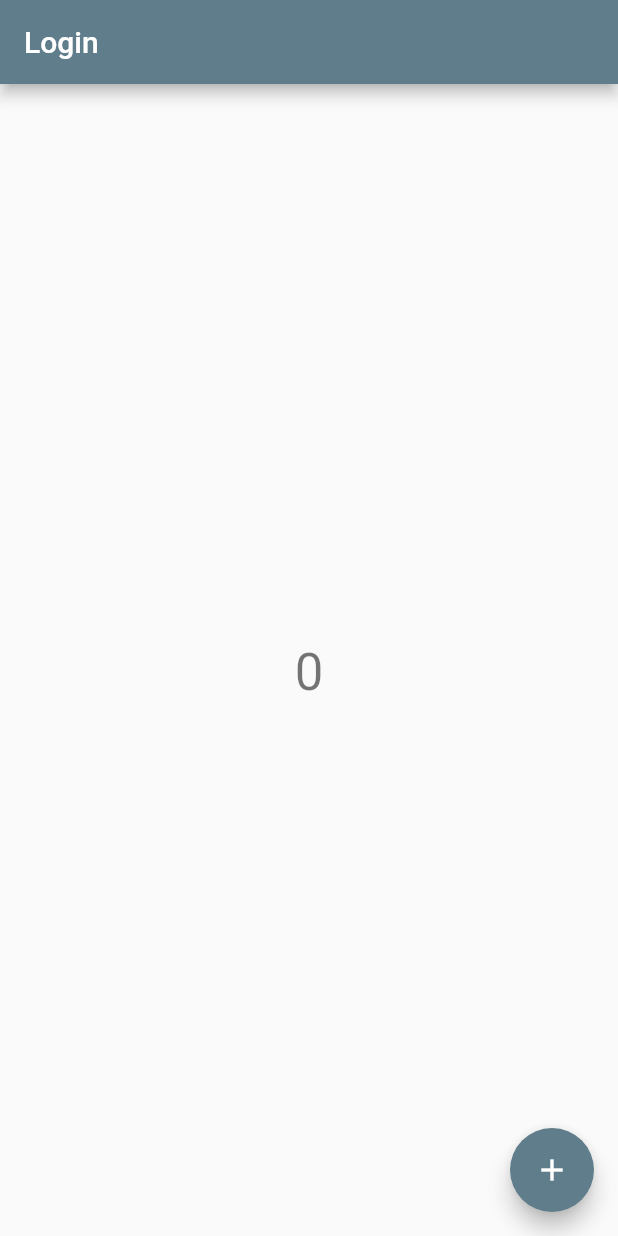
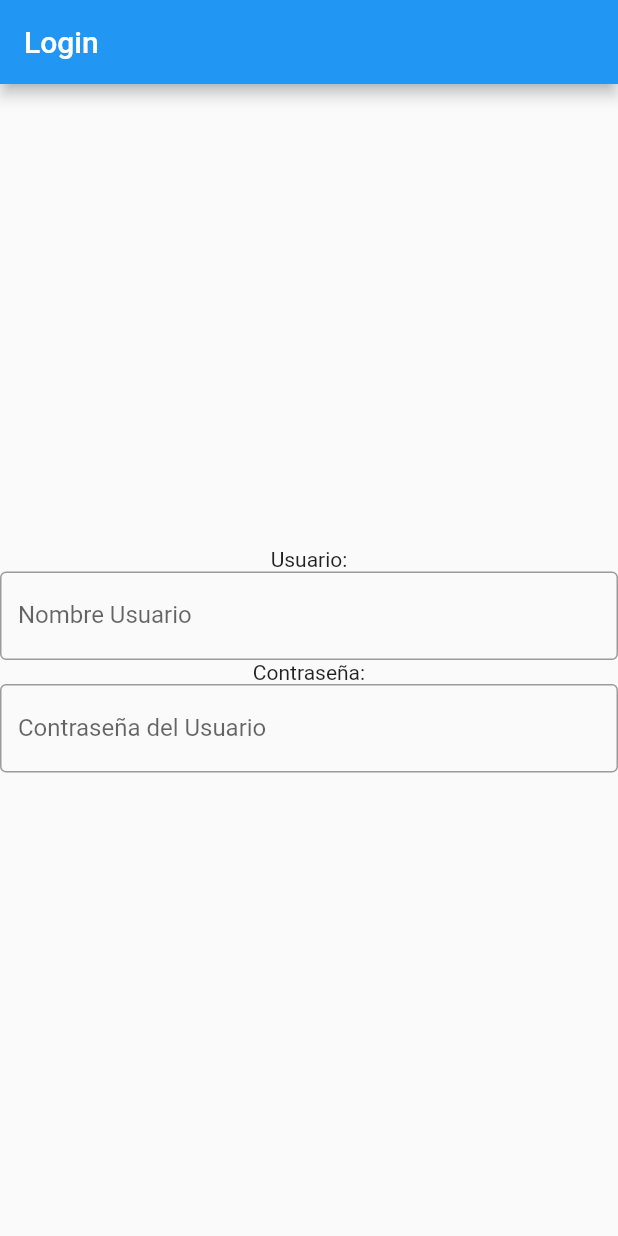
Before and after one commit to dasf88/dominiumapp, a Flutter app: the screen it shows after launch, on a phone screen of 412 x 824 dp. Run offline on Flutter 3.47's test engine with Material 2 defaults, Android fonts, the light colour scheme and no system bars.

Commit message:
Cambios Login

```diff
--- a/lib/main.dart
+++ b/lib/main.dart
@@ -1,64 +1,45 @@
 import 'package:flutter/material.dart';
 
 void main() {
-  runApp(MyApp());
+  runApp(DominiumApp());
 }
 
-class MyApp extends StatelessWidget {
+class DominiumApp extends StatelessWidget {
   @override
   Widget build(BuildContext context) {
     return MaterialApp(
       title: 'Dominium',
       theme: ThemeData(
-        primarySwatch: Colors.blueGrey,
+        primarySwatch: Colors.blueAccent[900],
         visualDensity: VisualDensity.adaptivePlatformDensity,
       ),
-      home: MyHomePage(title: 'Login'),
-    );
-  }
-}
-
-class MyHomePage extends StatefulWidget {
-  MyHomePage({Key key, this.title}) : super(key: key);
-  final String title;
-
-  @override
-  _MyHomePageState createState() => _MyHomePageState();
-}
-
-class _MyHomePageState extends State<MyHomePage> {
-  int _counter = 0;
-
-  void _incrementCounter() {
-    setState(() {
-      _counter++;
-    });
-  }
-
-  @override
-  Widget build(BuildContext context) {
-    return Scaffold(
+      home: Scaffold(
     appBar: AppBar(
-        title: Text(widget.title),
+    title: Text('Login'),
     ),
     body: Center(
     child: Column(
     mainAxisAlignment: MainAxisAlignment.center,
     children: <Widget>[
     Text(
-              '',
+     'Usuario:',
+    ),
+    TextField(
+    decoration: InputDecoration( border: OutlineInputBorder(),
+    labelText: 'Nombre Usuario'),
     ),
     Text(
-              '$_counter',
-              style: Theme.of(context).textTheme.headline4,
+    'Contraseña:',
+    ),
+    TextField(
+    obscureText: true,
+    obscuringCharacter: '*',
+    decoration: InputDecoration( border: OutlineInputBorder(),
+    labelText: 'Contraseña del Usuario'),
     ),
     ],
     ),
     ),
-      floatingActionButton: FloatingActionButton(
-        onPressed: _incrementCounter,
-        tooltip: 'Increment',
-        child: Icon(Icons.add),
     ),
     );
   }
--- a/pubspec.yaml
+++ b/pubspec.yaml
@@ -45,8 +45,8 @@ flutter:
   uses-material-design: true
 
   # To add assets to your application, add an assets section, like this:
-  # assets:
-  #   - images/a_dot_burr.jpeg
+  assets:
+    - imagenes/
   #   - images/a_dot_ham.jpeg
 
   # An image asset can refer to one or more resolution-specific "variants", see
```
Also changed, not shown: lib/Router.dart (+13 -13 lines), imagenes/LogoImage.png (added), pubspec.lock, 14 other files. Lines whose indentation alone changed are shown as unchanged.
